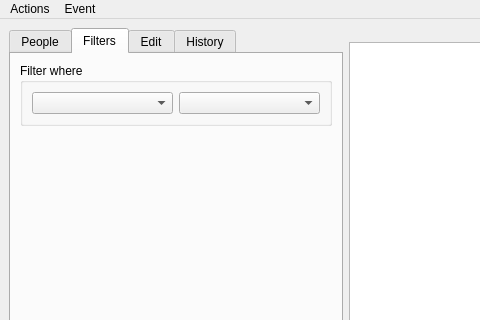
Above: ui/editor.ui from asuffield/ef-editor before the change; both pictures show x 0 to 480 and y 0 to 320 of the 800 by 600 pixel window. Below: the same form after it.
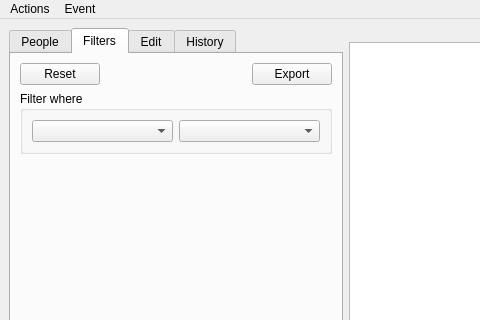
That is the form after the change. The open tabs and pages were chosen to show the change.

```diff
--- a/ui/editor.ui
+++ b/ui/editor.ui
@@ -113,6 +113,55 @@
           <string>Filters</string>
          </attribute>
          <layout class="QVBoxLayout" name="verticalLayout_5">
+          <item>
+           <layout class="QHBoxLayout" name="horizontalLayout_13">
+            <property name="spacing">
+             <number>6</number>
+            </property>
+            <property name="topMargin">
+             <number>0</number>
+            </property>
+            <item>
+             <widget class="QPushButton" name="filters_reset">
+              <property name="maximumSize">
+               <size>
+                <width>16777215</width>
+                <height>16777215</height>
+               </size>
+              </property>
+              <property name="text">
+               <string>Reset</string>
+              </property>
+             </widget>
+            </item>
+            <item>
+             <spacer name="horizontalSpacer_7">
+              <property name="orientation">
+               <enum>Qt::Horizontal</enum>
+              </property>
+              <property name="sizeHint" stdset="0">
+               <size>
+                <width>40</width>
+                <height>20</height>
+               </size>
+              </property>
+             </spacer>
+            </item>
+            <item>
+             <widget class="QPushButton" name="export_people">
+              <property name="maximumSize">
+               <size>
+                <width>16777215</width>
+                <height>16777215</height>
+               </size>
+              </property>
+              <property name="text">
+               <string>Export</string>
+              </property>
+             </widget>
+            </item>
+           </layout>
+          </item>
           <item>
            <widget class="QGroupBox" name="groupBox">
             <property name="title">
```
